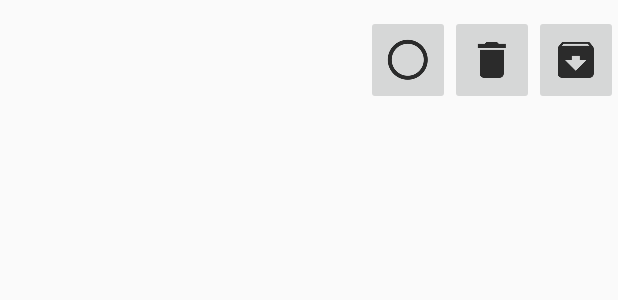
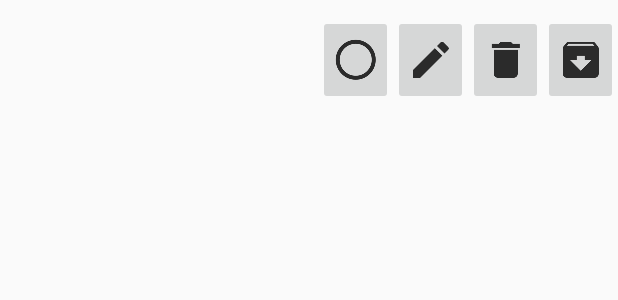
Before and after one commit to Emlay9/ToDoListApp, an Android app: the layout custom_row_items.xml on its own in the app's theme, with its tools: preview values and no code run, on a phone screen of 412 x 824 dp. Shown: the top 300 px of the screen. Run offline under Robolectric (Android 15) with nearby library versions, the phone set to English and light mode, and no system bars.

Commit message:
date created added to list view
Lots of layout changes to make it look nicer

```diff
--- a/app/src/main/res/layout/custom_row_items.xml
+++ b/app/src/main/res/layout/custom_row_items.xml
@@ -1,56 +1,76 @@
 <?xml version="1.0" encoding="utf-8"?>
 <RelativeLayout xmlns:android="http://schemas.android.com/apk/res/android"
-    android:layout_width="match_parent" android:layout_height="match_parent"
-    android:id="@+id/custom_row_items">
+    android:id="@+id/custom_row_items"
+    android:layout_width="match_parent"
+    android:layout_height="match_parent">
 
     <TextView
-    android:id="@+id/tv_itemName"
-    android:layout_width="240dp"
-    android:layout_height="30dp"
-    android:layout_marginTop="10dp"
-    android:layout_marginBottom="10dp"
-    android:gravity="center_vertical"
-    android:textColor="@color/colorPrimaryDark"
-    android:textSize="18sp" />
+        android:id="@+id/tv_itemName"
+        android:layout_width="190dp"
+        android:layout_height="wrap_content"
+        android:layout_marginBottom="10dp"
+        android:layout_marginTop="20dp"
+        android:lines="3"
+        android:textColor="@color/colorPrimaryDark"
+        android:textSize="20sp" />
 
     <TextView
         android:id="@+id/tv_itemDate"
-        android:layout_width="240dp"
-        android:layout_height="25dp"
+        android:layout_width="wrap_content"
+        android:layout_height="20dp"
+        android:layout_marginTop="10dp"
+        android:layout_alignParentRight="true"
+        android:layout_below="@+id/archive_button"
         android:layout_marginBottom="10dp"
+        android:layout_toStartOf="@+id/complete_button"
         android:gravity="center_vertical"
         android:textColor="@color/colorPrimaryDark"
-        android:textSize="18sp"
-        android:layout_below="@+id/tv_itemName"/>
+
+        android:textSize="16sp" />
 
     <ImageButton
         android:id="@+id/archive_button"
+        android:layout_width="50dp"
+        android:layout_height="60dp"
+        android:layout_alignParentEnd="true"
+        android:layout_alignParentRight="true"
         android:layout_marginTop="10dp"
-        android:layout_width="wrap_content"
+        android:contentDescription="@string/list_options"
+        android:src="@drawable/ic_action_archive" />
+
+    <ImageButton
+        android:id="@+id/edit_button"
+        android:layout_width="50dp"
         android:layout_height="60dp"
+        android:layout_marginTop="10dp"
+        android:layout_toStartOf="@+id/delete_button"
         android:contentDescription="@string/list_options"
-        android:layout_alignParentRight="true"
-        android:layout_alignParentEnd="true"
-        android:src="@drawable/ic_action_archive"/>
+        android:src="@drawable/ic_action_edit" />
 
     <ImageButton
         android:id="@+id/delete_button"
+        android:layout_width="50dp"
+        android:layout_height="60dp"
         android:layout_marginTop="10dp"
-        android:layout_width="wrap_content"
-        android:layout_height="60dp"
+        android:layout_toLeftOf="@+id/archive_button"
+        android:layout_toStartOf="@+id/archive_button"
         android:contentDescription="@string/list_options"
-        android:src="@drawable/ic_action_delete"
-        android:layout_toStartOf="@+id/archive_button"
-        android:layout_toLeftOf="@+id/archive_button"/>
+        android:src="@drawable/ic_action_delete" />
 
     <ImageButton
+        android:id="@+id/complete_button"
+        android:layout_width="50dp"
+        android:layout_height="60dp"
         android:layout_marginTop="10dp"
-        android:id="@+id/complete_button"
-        android:layout_width="wrap_content"
-        android:layout_height="60dp"
-        android:src="@drawable/ic_action_not_done"
-        android:layout_toStartOf="@+id/delete_button"
-        android:layout_toLeftOf="@+id/delete_button"
-        />
+        android:layout_toLeftOf="@+id/edit_button"
+        android:layout_toStartOf="@+id/edit_button"
+        android:src="@drawable/ic_action_not_done" />
+
+    <!--<Spinner-->
+    <!--android:layout_width="wrap_content"-->
+    <!--android:layout_height="40dp"-->
+    <!--android:background="@drawable/ic_action_more_options"-->
+    <!--/>-->
+
 
 </RelativeLayout>
--- a/app/src/main/res/layout/custom_row_lists.xml
+++ b/app/src/main/res/layout/custom_row_lists.xml
@@ -22,7 +22,7 @@
         android:contentDescription="@string/list_options"
         android:layout_alignParentRight="true"
         android:layout_alignParentEnd="true"
-        android:src="@drawable/ic_action_more_options"
+        android:src="@drawable/ic_action_delete"
         />
 
     <ImageButton
```
Also changed, not shown: app/src/main/java/com/example/ethomas13/todolistapp/ListItemsActivity.java (+45 -12 lines), app/src/main/res/drawable-hdpi/ic_action_complete.png (added), app/src/main/res/drawable-mdpi/ic_action_complete.png (added), app/src/main/res/drawable-xhdpi/ic_action_complete.png (added), app/src/main/res/drawable-xxhdpi/ic_action_complete.png (added).
